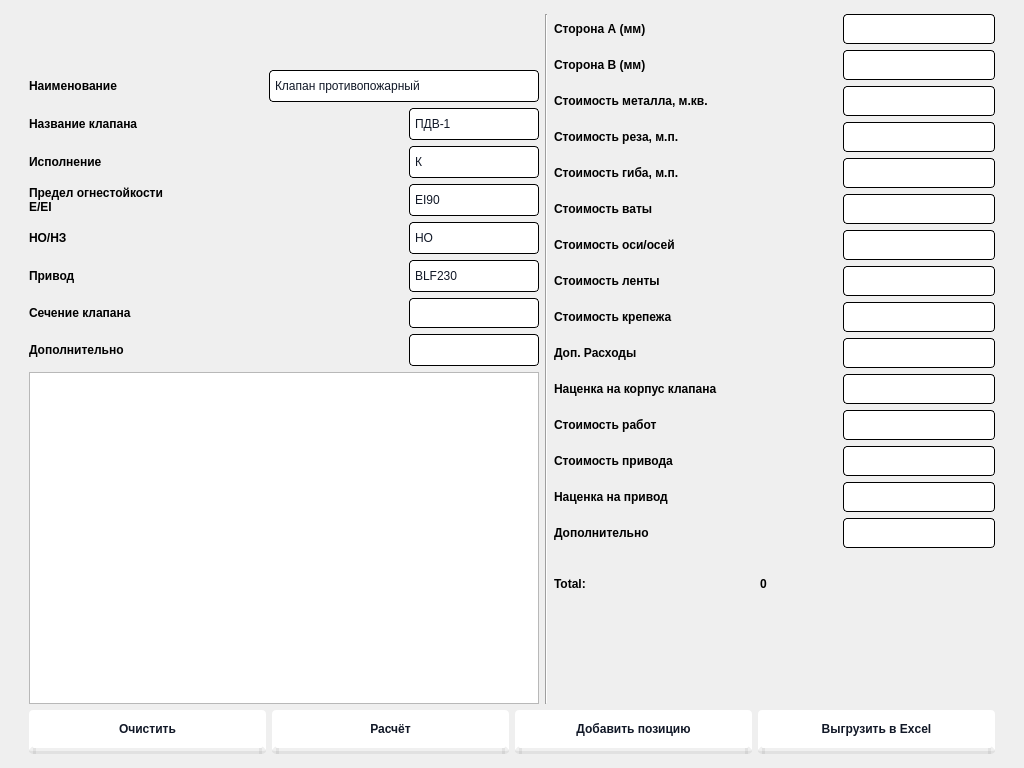
The window that Bajan/main_window.ui (AnanasiDiod/auto-create) describes before a commit, drawn with Qt 5.
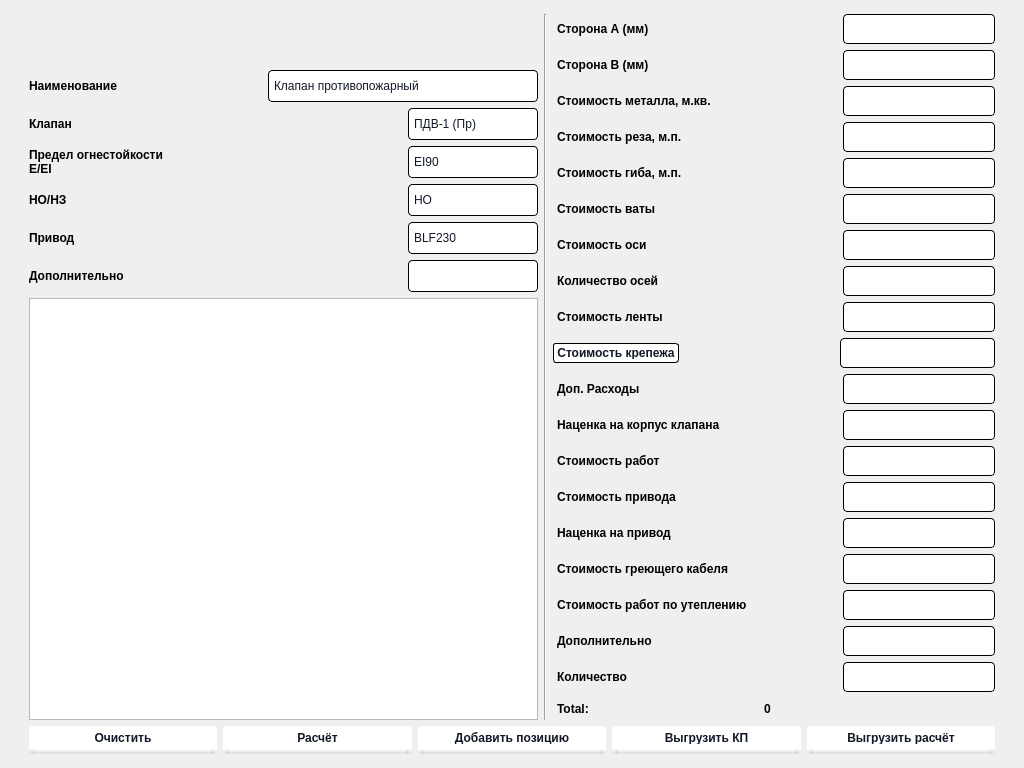
The same window after the commit. Icons and pictures are not drawn.

Diff of the .ui file:
```diff
--- a/Bajan/main_window.ui
+++ b/Bajan/main_window.ui
@@ -60,6 +60,7 @@
 	min-width:200px;
     height: 30px;
     font-weight: 600;
+padding-left:1px;
 }
 QLineEdit {
 min-width:150px;
@@ -75,11 +76,12 @@
 }
 
  QPushButton { 
+height:12px;
             color: #111827;
             background-color: #FFFFFF;
-            padding: 12px;
+            padding: 6px;
             border-radius: 4px;
-            border-bottom: 6px solid rgba(0, 0, 0, 0.06);
+            border-bottom: 4px solid rgba(0, 0, 0, 0.06);
   font-family: &quot;Inter var&quot;,ui-sans-serif,system-ui,-apple-system,system-ui,&quot;Segoe UI&quot;,Roboto,&quot;Helvetica Neue&quot;,Arial,&quot;Noto Sans&quot;,sans-serif,&quot;Apple Color Emoji&quot;,&quot;Segoe UI Emoji&quot;,&quot;Segoe UI Symbol&quot;,&quot;Noto Color Emoji&quot;;
   font-size: .875rem;
   font-weight: 600;
@@ -151,9 +153,9 @@
        <property name="geometry">
         <rect>
          <x>0</x>
-         <y>0</y>
-         <width>970</width>
-         <height>746</height>
+         <y>-67</y>
+         <width>967</width>
+         <height>804</height>
         </rect>
        </property>
        <property name="sizePolicy">
@@ -232,6 +234,9 @@
                <layout class="QHBoxLayout" name="horizontalLayout">
                 <item>
                  <widget class="QLabel" name="label">
+                  <property name="styleSheet">
+                   <string notr="true">padding-left:0px;</string>
+                  </property>
                   <property name="text">
                    <string>Наименование</string>
                   </property>
@@ -268,8 +273,11 @@
                <layout class="QHBoxLayout" name="horizontalLayout_6">
                 <item>
                  <widget class="QLabel" name="label_5">
+                  <property name="styleSheet">
+                   <string notr="true">padding-left:0px;</string>
+                  </property>
                   <property name="text">
-                   <string>Название клапана</string>
+                   <string>Клапан</string>
                   </property>
                  </widget>
                 </item>
@@ -294,63 +302,35 @@
                   <property name="styleSheet">
                    <string notr="true"/>
                   </property>
-                  <property name="placeholderText">
-                   <string/>
-                  </property>
                   <property name="frame">
                    <bool>false</bool>
                   </property>
+                  <property name="placeholderText" stdset="0">
+                   <string/>
+                  </property>
                   <item>
                    <property name="text">
-                    <string>ПДВ-1</string>
+                    <string>ПДВ-1 (Пр)</string>
                    </property>
                   </item>
                   <item>
                    <property name="text">
-                    <string>ПДВ-2</string>
+                    <string>ПДВ-1 (Кр)</string>
                    </property>
                   </item>
                   <item>
                    <property name="text">
-                    <string>ПДВ-2-Л</string>
+                    <string>ПДВ-2-С</string>
                    </property>
                   </item>
-                 </widget>
-                </item>
-               </layout>
-              </item>
-              <item>
-               <layout class="QHBoxLayout" name="horizontalLayout_10">
-                <item>
-                 <widget class="QLabel" name="label_13">
-                  <property name="text">
-                   <string>Исполнение</string>
-                  </property>
-                 </widget>
-                </item>
-                <item>
-                 <spacer name="horizontalSpacer_24">
-                  <property name="orientation">
-                   <enum>Qt::Horizontal</enum>
-                  </property>
-                  <property name="sizeHint" stdset="0">
-                   <size>
-                    <width>40</width>
-                    <height>20</height>
-                   </size>
-                  </property>
-                 </spacer>
-                </item>
-                <item>
-                 <widget class="QComboBox" name="performance">
                   <item>
                    <property name="text">
-                    <string>К</string>
+                    <string>ПДВ-2-Л-К</string>
                    </property>
                   </item>
                   <item>
                    <property name="text">
-                    <string>С</string>
+                    <string>ПДВ-2-Л-С</string>
                    </property>
                   </item>
                  </widget>
@@ -361,6 +341,9 @@
                <layout class="QHBoxLayout" name="horizontalLayout_7">
                 <item>
                  <widget class="QLabel" name="label_6">
+                  <property name="styleSheet">
+                   <string notr="true">padding-left:0px;</string>
+                  </property>
                   <property name="text">
                    <string>Предел огнестойкости 
 Е/EI</string>
@@ -388,12 +371,12 @@
                   <property name="styleSheet">
                    <string notr="true"/>
                   </property>
-                  <property name="placeholderText">
-                   <string/>
-                  </property>
                   <property name="frame">
                    <bool>false</bool>
                   </property>
+                  <property name="placeholderText" stdset="0">
+                   <string/>
+                  </property>
                   <item>
                    <property name="text">
                     <string>EI90</string>
@@ -422,6 +405,9 @@
                <layout class="QHBoxLayout" name="horizontalLayout_9">
                 <item>
                  <widget class="QLabel" name="label_8">
+                  <property name="styleSheet">
+                   <string notr="true">padding-left:0px;</string>
+                  </property>
                   <property name="text">
                    <string>НО/НЗ</string>
                   </property>
@@ -460,6 +446,9 @@
                <layout class="QHBoxLayout" name="horizontalLayout_8">
                 <item>
                  <widget class="QLabel" name="label_7">
+                  <property name="styleSheet">
+                   <string notr="true">padding-left:0px;</string>
+                  </property>
                   <property name="text">
                    <string>Привод </string>
                   </property>
@@ -514,42 +503,13 @@
                 </item>
                </layout>
               </item>
-              <item>
-               <layout class="QHBoxLayout" name="horizontalLayout_12">
-                <item>
-                 <widget class="QLabel" name="label_11">
-                  <property name="text">
-                   <string>Сечение клапана</string>
-                  </property>
-                 </widget>
-                </item>
-                <item>
-                 <spacer name="horizontalSpacer_11">
-                  <property name="orientation">
-                   <enum>Qt::Horizontal</enum>
-                  </property>
-                  <property name="sizeHint" stdset="0">
-                   <size>
-                    <width>40</width>
-                    <height>20</height>
-                   </size>
-                  </property>
-                 </spacer>
-                </item>
-                <item>
-                 <widget class="QLineEdit" name="cut">
-                  <property name="styleSheet">
-                   <string notr="true">min-width: 128px;
-max-width:128px;</string>
-                  </property>
-                 </widget>
-                </item>
-               </layout>
-              </item>
               <item>
                <layout class="QHBoxLayout" name="horizontalLayout_4">
                 <item>
                  <widget class="QLabel" name="label_4">
+                  <property name="styleSheet">
+                   <string notr="true">padding-left:0px;</string>
+                  </property>
                   <property name="text">
                    <string>Дополнительно</string>
                   </property>
@@ -585,6 +545,16 @@
                     <string>МС</string>
                    </property>
                   </item>
+                  <item>
+                   <property name="text">
+                    <string>ТРУ-К</string>
+                   </property>
+                  </item>
+                  <item>
+                   <property name="text">
+                    <string>МС-К</string>
+                   </property>
+                  </item>
                  </widget>
                 </item>
                </layout>
@@ -786,7 +756,7 @@
                 <item>
                  <widget class="QLabel" name="label_34">
                   <property name="text">
-                   <string>Стоимость оси/осей</string>
+                   <string>Стоимость оси</string>
                   </property>
                  </widget>
                 </item>
@@ -808,6 +778,33 @@
                 </item>
                </layout>
               </item>
+              <item>
+               <layout class="QHBoxLayout" name="horizontalLayout_17">
+                <item>
+                 <widget class="QLabel" name="label_15">
+                  <property name="text">
+                   <string>Количество осей</string>
+                  </property>
+                 </widget>
+                </item>
+                <item>
+                 <spacer name="horizontalSpacer_25">
+                  <property name="orientation">
+                   <enum>Qt::Horizontal</enum>
+                  </property>
+                  <property name="sizeHint" stdset="0">
+                   <size>
+                    <width>40</width>
+                    <height>20</height>
+                   </size>
+                  </property>
+                 </spacer>
+                </item>
+                <item>
+                 <widget class="QLineEdit" name="num_axis"/>
+                </item>
+               </layout>
+              </item>
               <item>
                <layout class="QHBoxLayout" name="horizontalLayout_34">
                 <item>
@@ -838,7 +835,29 @@
               <item>
                <layout class="QHBoxLayout" name="horizontalLayout_33">
                 <item>
-                 <widget class="QLabel" name="label_32">
+                 <widget class="QPushButton" name="calc_screw_btn">
+                  <property name="styleSheet">
+                   <string notr="true"> QPushButton { 
+            color: #111827;
+            background-color: rgba(255,255,255,1);
+            padding: 3px;
+            border-radius: 3px;
+			border-bottom: 0px solid rgba(0, 0, 0, 0.06);
+			border: 1px solid black;
+            
+	font: 10pt &quot;DejaVu Sans&quot;;
+  font-weight: 600;
+}
+QPushButton:hover {
+  background-color: rgb(249,250,251);
+}
+
+QPushButtonfocus {
+  outline: 2px solid transparent;
+  outline-offset: 2px;
+}
+</string>
+                  </property>
                   <property name="text">
                    <string>Стоимость крепежа</string>
                   </property>
@@ -858,7 +877,11 @@
                  </spacer>
                 </item>
                 <item>
-                 <widget class="QLineEdit" name="cost_screw"/>
+                 <widget class="QLineEdit" name="cost_screw">
+                  <property name="enabled">
+                   <bool>true</bool>
+                  </property>
+                 </widget>
                 </item>
                </layout>
               </item>
@@ -1000,6 +1023,60 @@
                 </item>
                </layout>
               </item>
+              <item>
+               <layout class="QHBoxLayout" name="horizontalLayout_10">
+                <item>
+                 <widget class="QLabel" name="label_11">
+                  <property name="text">
+                   <string>Стоимость греющего кабеля</string>
+                  </property>
+                 </widget>
+                </item>
+                <item>
+                 <spacer name="horizontalSpacer_11">
+                  <property name="orientation">
+                   <enum>Qt::Horizontal</enum>
+                  </property>
+                  <property name="sizeHint" stdset="0">
+                   <size>
+                    <width>40</width>
+                    <height>20</height>
+                   </size>
+                  </property>
+                 </spacer>
+                </item>
+                <item>
+                 <widget class="QLineEdit" name="cost_warm_cable"/>
+                </item>
+               </layout>
+              </item>
+              <item>
+               <layout class="QHBoxLayout" name="horizontalLayout_12">
+                <item>
+                 <widget class="QLabel" name="label_13">
+                  <property name="text">
+                   <string>Стоимость работ по утеплению</string>
+                  </property>
+                 </widget>
+                </item>
+                <item>
+                 <spacer name="horizontalSpacer_24">
+                  <property name="orientation">
+                   <enum>Qt::Horizontal</enum>
+                  </property>
+                  <property name="sizeHint" stdset="0">
+                   <size>
+                    <width>40</width>
+                    <height>20</height>
+                   </size>
+                  </property>
+                 </spacer>
+                </item>
+                <item>
+                 <widget class="QLineEdit" name="cost_warm_work"/>
+                </item>
+               </layout>
+              </item>
               <item>
                <layout class="QHBoxLayout" name="horizontalLayout_16">
                 <item>
@@ -1028,29 +1105,53 @@
                </layout>
               </item>
               <item>
-               <spacer name="verticalSpacer_3">
-                <property name="orientation">
-                 <enum>Qt::Vertical</enum>
-                </property>
-                <property name="sizeType">
-                 <enum>QSizePolicy::Fixed</enum>
-                </property>
-                <property name="sizeHint" stdset="0">
-                 <size>
-                  <width>20</width>
-                  <height>20</height>
-                 </size>
-                </property>
-               </spacer>
+               <layout class="QHBoxLayout" name="horizontalLayout_18">
+                <item>
+                 <widget class="QLabel" name="label_16">
+                  <property name="text">
+                   <string>Количество</string>
+                  </property>
+                 </widget>
+                </item>
+                <item>
+                 <spacer name="horizontalSpacer_26">
+                  <property name="orientation">
+                   <enum>Qt::Horizontal</enum>
+                  </property>
+                  <property name="sizeHint" stdset="0">
+                   <size>
+                    <width>40</width>
+                    <height>20</height>
+                   </size>
+                  </property>
+                 </spacer>
+                </item>
+                <item>
+                 <widget class="QLineEdit" name="quantity"/>
+                </item>
+               </layout>
               </item>
               <item>
                <layout class="QHBoxLayout" name="horizontalLayout_5">
                 <item>
                  <widget class="QLabel" name="label_9">
+                  <property name="minimumSize">
+                   <size>
+                    <width>201</width>
+                    <height>0</height>
+                   </size>
+                  </property>
+                  <property name="maximumSize">
+                   <size>
+                    <width>75</width>
+                    <height>16777215</height>
+                   </size>
+                  </property>
                   <property name="styleSheet">
                    <string notr="true">	font: 12pt &quot;DejaVu Sans&quot;;
     height: 30px;
-    font-weight: 600;</string>
+    font-weight: 600;
+</string>
                   </property>
                   <property name="text">
                    <string>Total:</string>
@@ -1059,6 +1160,12 @@
                 </item>
                 <item>
                  <widget class="QLabel" name="total">
+                  <property name="minimumSize">
+                   <size>
+                    <width>100</width>
+                    <height>0</height>
+                   </size>
+                  </property>
                   <property name="styleSheet">
                    <string notr="true">	font: 12pt &quot;DejaVu Sans&quot;;
     font-weight: 600;</string>
@@ -1083,19 +1190,6 @@
                 </item>
                </layout>
               </item>
-              <item>
-               <spacer name="verticalSpacer_2">
-                <property name="orientation">
-                 <enum>Qt::Vertical</enum>
-                </property>
-                <property name="sizeHint" stdset="0">
-                 <size>
-                  <width>20</width>
-                  <height>40</height>
-                 </size>
-                </property>
-               </spacer>
-              </item>
              </layout>
             </item>
            </layout>
@@ -1123,13 +1217,20 @@
               </property>
              </widget>
             </item>
+            <item>
+             <widget class="QPushButton" name="extract_to_kp">
+              <property name="text">
+               <string>Выгрузить КП</string>
+              </property>
+             </widget>
+            </item>
             <item>
              <widget class="QPushButton" name="make_excel">
               <property name="styleSheet">
                <string notr="true"/>
               </property>
               <property name="text">
-               <string>Выгрузить в Excel</string>
+               <string>Выгрузить расчёт</string>
               </property>
              </widget>
             </item>
@@ -1149,7 +1250,7 @@
      <x>0</x>
      <y>0</y>
      <width>1024</width>
-     <height>22</height>
+     <height>21</height>
     </rect>
    </property>
   </widget>
```
